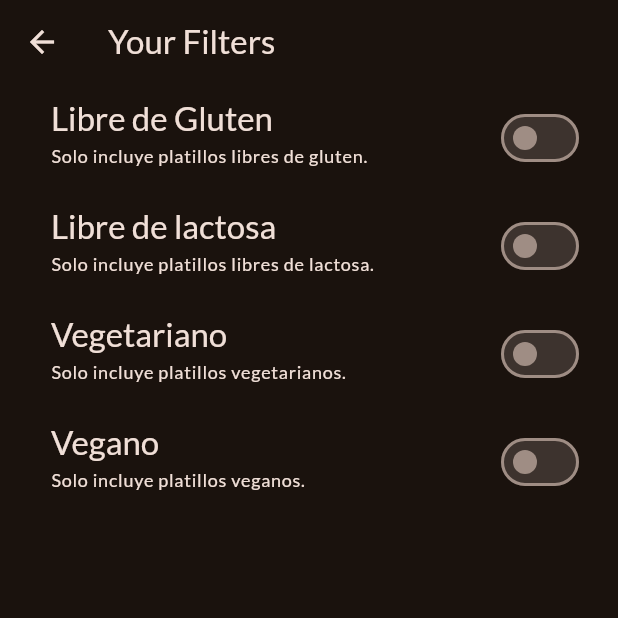
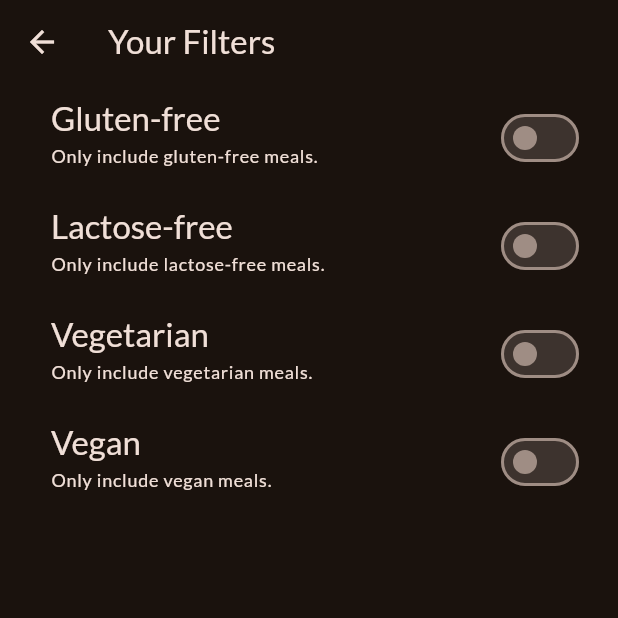
Before and after one commit to LuisFer27/meals_app, a Flutter app: the FiltersScreen screen opened directly, on a phone screen of 412 x 824 dp, the top half of it. Run offline on Flutter 3.47's test engine with Material 3 defaults, Android fonts, the phone set to English and light mode, and no system bars; our stand-ins replace flutter_riverpod, google_fonts, transparent_image.

Commit message:
cambios funcionalidad

```diff
--- a/lib/screens/filters.dart
+++ b/lib/screens/filters.dart
@@ -4,64 +4,34 @@ import 'package:flutter/material.dart';
 import 'package:flutter_riverpod/flutter_riverpod.dart';
 import 'package:meals_app/providers/filters_provider.dart';
 
-class FiltersScreen extends ConsumerStatefulWidget {
+class FiltersScreen extends ConsumerWidget {
   const FiltersScreen({super.key});
 
   @override
-  ConsumerState<FiltersScreen> createState() {
-    return _FiltersScreenState();
-  }
-}
+  Widget build(BuildContext context, WidgetRef ref) {
+    final activeFilters = ref.watch(filtersProvider);
 
-class _FiltersScreenState extends ConsumerState<FiltersScreen> {
-  var _glutenFreeFilterSet = false;
-  var _lactoseFreeFilterSet = false;
-  var _vegetarianFilterSet = false;
-  var _veganFilterSet = false;
-  @override
-  void initState() {
-    super.initState();
-    final activeFilters = ref.read(filtersProvider);
-    _glutenFreeFilterSet = activeFilters[Filter.glutenFree]!;
-    _lactoseFreeFilterSet = activeFilters[Filter.lactoseFree]!;
-    _vegetarianFilterSet = activeFilters[Filter.vegetarian]!;
-    _veganFilterSet = activeFilters[Filter.vegan]!;
-  }
-
-  @override
-  Widget build(BuildContext context) {
     return Scaffold(
       appBar: AppBar(
         title: const Text('Your Filters'),
       ),
-      body: WillPopScope(
-        onWillPop: () async {
-          ref.read(filtersProvider.notifier).setFilters({
-            Filter.glutenFree: _glutenFreeFilterSet,
-            Filter.lactoseFree: _lactoseFreeFilterSet,
-            Filter.vegetarian: _vegetarianFilterSet,
-            Filter.vegan: _veganFilterSet
-          });
-          //Navigator.of(context).pop();
-          return true;
-        },
-        child: Column(
+      body: Column(
         children: [
           SwitchListTile(
-              value: _glutenFreeFilterSet,
+            value: activeFilters[Filter.glutenFree]!,
             onChanged: (isChecked) {
-                setState(() {
-                  _glutenFreeFilterSet = isChecked;
-                });
+              ref
+                  .read(filtersProvider.notifier)
+                  .setFilter(Filter.glutenFree, isChecked);
             },
             title: Text(
-                'Libre de Gluten',
+              'Gluten-free',
               style: Theme.of(context).textTheme.titleLarge!.copyWith(
                     color: Theme.of(context).colorScheme.onBackground,
                   ),
             ),
             subtitle: Text(
-                'Solo incluye platillos libres de gluten.',
+              'Only include gluten-free meals.',
               style: Theme.of(context).textTheme.labelMedium!.copyWith(
                     color: Theme.of(context).colorScheme.onBackground,
                   ),
@@ -70,20 +40,20 @@ class _FiltersScreenState extends ConsumerState<FiltersScreen> {
             contentPadding: const EdgeInsets.only(left: 34, right: 22),
           ),
           SwitchListTile(
-              value: _lactoseFreeFilterSet,
+            value: activeFilters[Filter.lactoseFree]!,
             onChanged: (isChecked) {
-                setState(() {
-                  _lactoseFreeFilterSet = isChecked;
-                });
+              ref
+                  .read(filtersProvider.notifier)
+                  .setFilter(Filter.lactoseFree, isChecked);
             },
             title: Text(
-                'Libre de lactosa',
+              'Lactose-free',
               style: Theme.of(context).textTheme.titleLarge!.copyWith(
                     color: Theme.of(context).colorScheme.onBackground,
                   ),
             ),
             subtitle: Text(
-                'Solo incluye platillos libres de lactosa.',
+              'Only include lactose-free meals.',
               style: Theme.of(context).textTheme.labelMedium!.copyWith(
                     color: Theme.of(context).colorScheme.onBackground,
                   ),
@@ -92,20 +62,20 @@ class _FiltersScreenState extends ConsumerState<FiltersScreen> {
             contentPadding: const EdgeInsets.only(left: 34, right: 22),
           ),
           SwitchListTile(
-              value: _vegetarianFilterSet,
+            value: activeFilters[Filter.vegetarian]!,
             onChanged: (isChecked) {
-                setState(() {
-                  _vegetarianFilterSet = isChecked;
-                });
+              ref
+                  .read(filtersProvider.notifier)
+                  .setFilter(Filter.vegetarian, isChecked);
             },
             title: Text(
-                'Vegetariano',
+              'Vegetarian',
               style: Theme.of(context).textTheme.titleLarge!.copyWith(
                     color: Theme.of(context).colorScheme.onBackground,
                   ),
             ),
             subtitle: Text(
-                'Solo incluye platillos vegetarianos.',
+              'Only include vegetarian meals.',
               style: Theme.of(context).textTheme.labelMedium!.copyWith(
                     color: Theme.of(context).colorScheme.onBackground,
                   ),
@@ -114,20 +84,20 @@ class _FiltersScreenState extends ConsumerState<FiltersScreen> {
             contentPadding: const EdgeInsets.only(left: 34, right: 22),
           ),
           SwitchListTile(
-              value: _veganFilterSet,
+            value: activeFilters[Filter.vegan]!,
             onChanged: (isChecked) {
-                setState(() {
-                  _veganFilterSet = isChecked;
-                });
+              ref
+                  .read(filtersProvider.notifier)
+                  .setFilter(Filter.vegan, isChecked);
             },
             title: Text(
-                'Vegano',
+              'Vegan',
               style: Theme.of(context).textTheme.titleLarge!.copyWith(
                     color: Theme.of(context).colorScheme.onBackground,
                   ),
             ),
             subtitle: Text(
-                'Solo incluye platillos veganos.',
+              'Only include vegan meals.',
               style: Theme.of(context).textTheme.labelMedium!.copyWith(
                     color: Theme.of(context).colorScheme.onBackground,
                   ),
@@ -137,7 +107,6 @@ class _FiltersScreenState extends ConsumerState<FiltersScreen> {
           ),
         ],
       ),
-      ),
     );
   }
 }
```
Also changed, not shown: lib/main.dart (+5 -3 lines), lib/providers/filters_provider.dart (+27 -2 lines), lib/screens/categories.dart (+7 -7 lines), lib/screens/meal_details.dart (+27 -26 lines), lib/screens/meals.dart (+16 -9 lines), lib/screens/tabs.dart (+11 -25 lines), lib/widgets/category_grid_item.dart (+7 -7 lines), lib/widgets/main_drawer.dart (+13 -14 lines), lib/widgets/meal_item.dart (+13 -12 lines), lib/widgets/meal_item_trait.dart (+10 -9 lines). Lines whose indentation alone changed are shown as unchanged.
